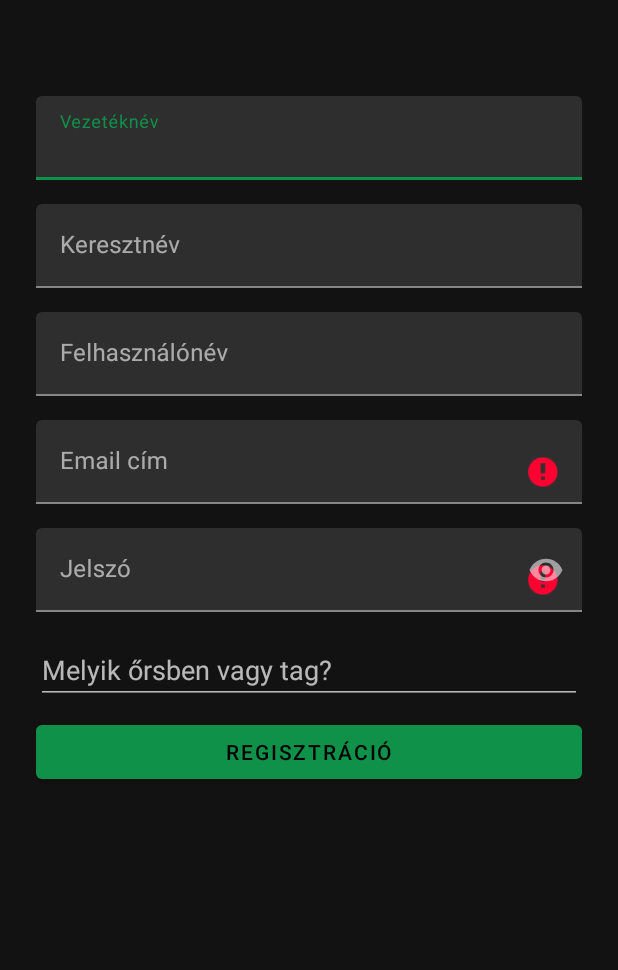
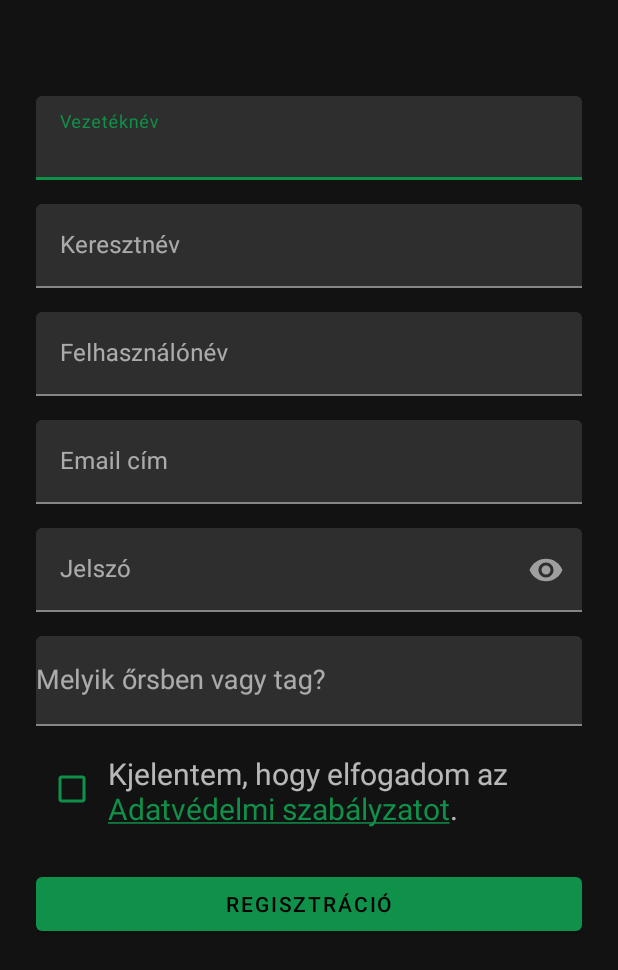
Before and after one commit to Abokyy/A802app, an Android app: the RegisterActivity screen opened directly, with no data from a screen before it, after a tap on "REGISZTRÁCIÓ", on a phone screen of 412 x 824 dp. Shown: the top 970 px of the screen. Run offline under Robolectric (Android 15) with nearby library versions, the phone set to English and light mode, and no system bars; our stand-ins replace Firebase (no records; nobody signed in at launch, a user with empty details on screens opened directly).

Commit message:
Adding privacy policy

```diff
--- a/build.gradle
+++ b/build.gradle
@@ -1,7 +1,8 @@
 apply plugin: 'com.android.application'
+apply plugin: 'kotlin-android'
 apply plugin: 'kotlin-android-extensions'
-apply plugin: 'kotlin-android'
 apply plugin: 'com.google.firebase.crashlytics'
+apply plugin: 'com.google.firebase.firebase-perf'
 
 android {
     compileSdkVersion 29
@@ -11,12 +12,12 @@ android {
         minSdkVersion 21
         targetSdkVersion 29
         versionCode 3
-        versionName "3.0"
+        versionName "3.1"
         testInstrumentationRunner "androidx.test.runner.AndroidJUnitRunner"
     }
     buildTypes {
         release {
-            minifyEnabled true
+            minifyEnabled false
             proguardFiles getDefaultProguardFile('proguard-android-optimize.txt'), 'proguard-rules.pro'
         }
     }
@@ -33,6 +34,7 @@ dependencies {
     implementation 'com.google.firebase:firebase-database:19.2.1'
     implementation 'com.google.firebase:firebase-analytics:17.2.3'
     implementation 'com.google.firebase:firebase-crashlytics:17.0.0-beta02'
+    implementation 'com.google.firebase:firebase-perf:19.0.5'
     implementation 'com.github.bumptech.glide:glide:4.10.0'
     implementation 'com.firebaseui:firebase-ui-storage:4.3.1'
     implementation 'com.google.android.material:material:1.0.0'
--- a/src/main/java/csapat/app/auth/RegisterActivity.java
+++ b/src/main/java/csapat/app/auth/RegisterActivity.java
@@ -4,12 +4,15 @@ import androidx.annotation.NonNull;
 
 import android.os.Bundle;
 import android.text.TextUtils;
+import android.text.method.LinkMovementMethod;
 import android.util.Log;
 import android.view.View;
 import android.widget.ArrayAdapter;
 import android.widget.AutoCompleteTextView;
 import android.widget.Button;
+import android.widget.CheckBox;
 import android.widget.EditText;
+import android.widget.TextView;
 import android.widget.Toast;
 
 import com.google.android.gms.tasks.OnCompleteListener;
@@ -46,6 +49,8 @@ public class RegisterActivity extends BaseCompat {
     private FirebaseFirestore db;
     private List<String> patrols;
     private AutoCompleteTextView patrolsTextview;
+    private CheckBox privacyCB;
+    private TextView privacyTV;
 
     @Override
     protected void onCreate(Bundle savedInstanceState) {
@@ -66,6 +71,9 @@ public class RegisterActivity extends BaseCompat {
         etFirstName = findViewById(R.id.etLastName);
         etLastName = findViewById(R.id.etFirstName);
         etUsername = findViewById(R.id.etUsername);
+        privacyCB = findViewById(R.id.privacy_policy_checkbox);
+        privacyTV = findViewById(R.id.accept_privacy_policy_tv);
+        privacyTV.setMovementMethod(LinkMovementMethod.getInstance());
         patrolsTextview = findViewById(R.id.autocomplete_patrol);
 
         ArrayAdapter<String> adapter = new ArrayAdapter<String>(this, android.R.layout.simple_dropdown_item_1line, patrols);
@@ -77,7 +85,11 @@ public class RegisterActivity extends BaseCompat {
         registerBtn.setOnClickListener(new View.OnClickListener() {
             @Override
             public void onClick(View view) {
+                if (privacyCB.isChecked())
                     createUserWithEmailAndPassword();
+                else {
+                    Toast.makeText(RegisterActivity.this, "Fogadd el az Adatvédelmi szabályzatot!", Toast.LENGTH_LONG).show();
+                }
 
 
             }
--- a/src/main/res/layout/activity_add_new_new.xml
+++ b/src/main/res/layout/activity_add_new_new.xml
@@ -86,7 +86,6 @@
         app:layout_constraintEnd_toEndOf="parent"
         app:layout_constraintStart_toStartOf="parent"
         app:layout_constraintTop_toBottomOf="@+id/choose_image_button"
-        android:tint="@color/colorPrimaryDark"
         app:srcCompat="@drawable/photo" />
 
 </androidx.constraintlayout.widget.ConstraintLayout>
--- a/src/main/res/layout/activity_register.xml
+++ b/src/main/res/layout/activity_register.xml
@@ -89,16 +89,46 @@
 
     </com.google.android.material.textfield.TextInputLayout>
 
+        <com.google.android.material.textfield.TextInputLayout
+            android:layout_width="match_parent"
+            android:layout_height="wrap_content"
+            android:layout_marginVertical="8dp">
+
         <AutoCompleteTextView
             android:hint="@string/choose_patrol"
             android:id="@+id/autocomplete_patrol"
-            android:layout_marginVertical="8dp"
             android:layout_width="fill_parent"
-            android:layout_height="wrap_content" />
+            android:layout_height="60dp" />
+
+        </com.google.android.material.textfield.TextInputLayout>
+
+        <LinearLayout
+            android:layout_width="match_parent"
+            android:layout_marginVertical="10dp"
+            android:layout_height="wrap_content">
+
+            <CheckBox
+                android:id="@+id/privacy_policy_checkbox"
+                android:layout_width="wrap_content"
+                android:buttonTint="@color/colorPrimary"
+                android:layout_height="wrap_content"/>
+
+            <TextView
+                android:id="@+id/accept_privacy_policy_tv"
+                android:layout_width="match_parent"
+                android:layout_height="wrap_content"
+                android:layout_gravity="center"
+                android:textSize="20sp"
+                android:textColorLink="@color/colorPrimary"
+                android:text="@string/privacy_policy"/>
+
+        </LinearLayout>
+
 
         <Button
             android:id="@+id/buttonRegister"
             android:layout_width="match_parent"
+            android:layout_marginVertical="16dp"
             android:layout_height="wrap_content"
             android:text="@string/register_button"/>
 
--- a/src/main/res/layout/activity_send_task.xml
+++ b/src/main/res/layout/activity_send_task.xml
@@ -61,11 +61,11 @@
             android:layout_height="wrap_content"
             android:layout_below="@+id/choose_image_for_task_solution"
             android:layout_alignParentEnd="true"
+            android:layout_marginVertical="10dp"
             android:layout_marginTop="32dp"
             app:layout_constraintEnd_toEndOf="parent"
             app:layout_constraintStart_toStartOf="parent"
             app:layout_constraintTop_toBottomOf="@+id/choose_image_for_task_solution"
-            android:tint="@color/colorPrimaryDark"
             app:srcCompat="@drawable/photo" />
 
     </androidx.constraintlayout.widget.ConstraintLayout>
--- a/src/main/res/values/strings.xml
+++ b/src/main/res/values/strings.xml
@@ -60,4 +60,5 @@
     <string name="personal_badges">Saját kitűzők</string>
     <string name="event_title">Esemény neve</string>
     <string name="cancel">Mégse</string>
+    <string name="privacy_policy">Kjelentem, hogy elfogadom az <a href = "https://802-szent-korona.flycricket.io/privacy.html" target = "top">Adatvédelmi szabályzatot</a>.</string>
 </resources>
```
Also changed, not shown: 1 other file.
